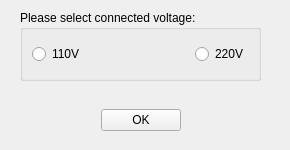
The window that ServiceSW/Master/Components/DiagnosticsManufacturing/Forms/Select110v220vDialog.ui (Liyezhong/Master) describes before a commit, drawn with Qt 5.
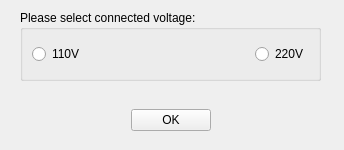
The same window after the commit.

Patch:
```diff
--- a/ServiceSW/Master/Components/DiagnosticsManufacturing/Forms/Select110v220vDialog.ui
+++ b/ServiceSW/Master/Components/DiagnosticsManufacturing/Forms/Select110v220vDialog.ui
@@ -6,13 +6,13 @@
    <rect>
     <x>0</x>
     <y>0</y>
-    <width>290</width>
+    <width>344</width>
     <height>150</height>
    </rect>
   </property>
   <property name="minimumSize">
    <size>
-    <width>290</width>
+    <width>344</width>
     <height>146</height>
    </size>
   </property>
@@ -24,7 +24,7 @@
     <rect>
      <x>20</x>
      <y>10</y>
-     <width>241</width>
+     <width>301</width>
      <height>71</height>
     </rect>
    </property>
@@ -46,7 +46,7 @@
       </property>
       <property name="sizeHint" stdset="0">
        <size>
-        <width>66</width>
+        <width>40</width>
         <height>20</height>
        </size>
       </property>
@@ -66,7 +66,7 @@
     <rect>
      <x>20</x>
      <y>100</y>
-     <width>241</width>
+     <width>301</width>
      <height>41</height>
     </rect>
    </property>
```
